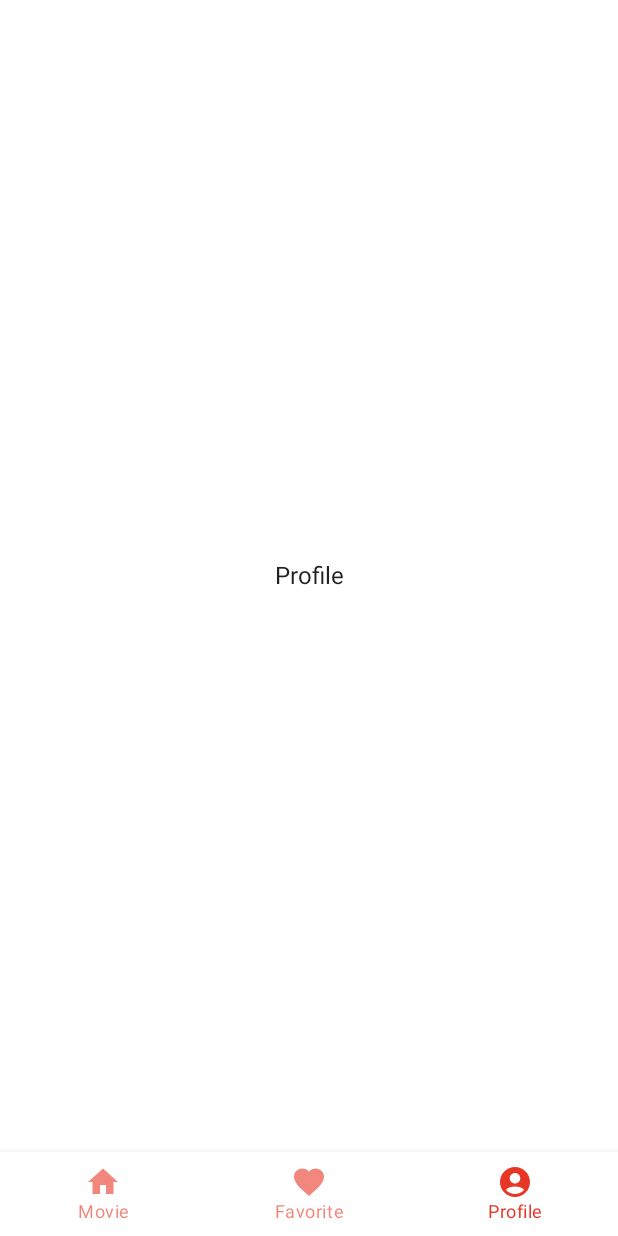
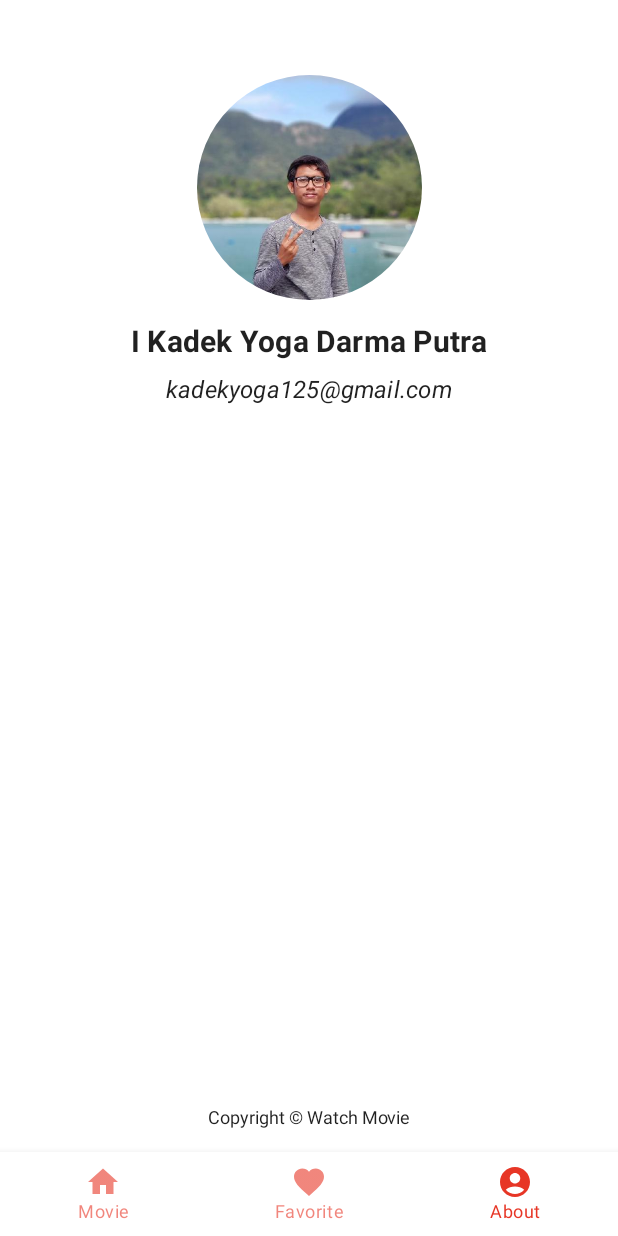
Before and after one commit to yogadarma13/watch-movie-compose, an Android app built with Jetpack Compose: the screen it shows after launch (MainActivity), item 3 of the bottom bar chosen, on a phone screen of 412 x 824 dp. Run offline under Robolectric (Android 15) with nearby library versions, the phone set to English and light mode, and no system bars; our stand-ins replace Dagger/Hilt's generated code, Room's generated code.

Commit message:
Add Developer Profile On About Page

```diff
--- a/app/src/main/java/com/yogadarma/watchmovie/WatchMovieApp.kt
+++ b/app/src/main/java/com/yogadarma/watchmovie/WatchMovieApp.kt
@@ -23,13 +23,13 @@ import androidx.navigation.compose.rememberNavController
 import androidx.navigation.navArgument
 import com.google.gson.Gson
 import com.yogadarma.core.domain.model.Movie
+import com.yogadarma.watchmovie.ui.screen.about.AboutScreen
 import com.yogadarma.watchmovie.ui.screen.detail.DetailScreen
 import com.yogadarma.watchmovie.ui.screen.favorite.FavoriteScreen
 import com.yogadarma.watchmovie.ui.screen.home.HomeScreen
 import com.yogadarma.watchmovie.ui.screen.navigation.MovieNavType
 import com.yogadarma.watchmovie.ui.screen.navigation.NavigationItem
 import com.yogadarma.watchmovie.ui.screen.navigation.Screen
-import com.yogadarma.watchmovie.ui.screen.profile.ProfileScreen
 import com.yogadarma.watchmovie.ui.screen.splash.SplashScreen
 import com.yogadarma.watchmovie.ui.theme.WatchMovieTheme
 
@@ -45,7 +45,7 @@ fun WatchMovieApp(
     Scaffold(
         bottomBar = {
             when (currentRoute) {
-                Screen.Home.route, Screen.Favorite.route, Screen.Profile.route -> {
+                Screen.Home.route, Screen.Favorite.route, Screen.About.route -> {
                     BottomNavigationBar(navController = navController)
                 }
             }
@@ -81,8 +81,8 @@ fun WatchMovieApp(
                     }
                 )
             }
-            composable(Screen.Profile.route) {
-                ProfileScreen()
+            composable(Screen.About.route) {
+                AboutScreen()
             }
             composable(
                 route = Screen.Detail.route,
@@ -121,17 +121,20 @@ private fun BottomNavigationBar(
         NavigationItem(
             title = stringResource(R.string.title_movie),
             icon = Icons.Default.Home,
+            contentDescription = stringResource(id = R.string.movie_description),
             screen = Screen.Home
         ),
         NavigationItem(
             title = stringResource(R.string.title_favorite),
             icon = Icons.Default.Favorite,
+            contentDescription = stringResource(id = R.string.favorite_description),
             screen = Screen.Favorite
         ),
         NavigationItem(
-            title = stringResource(R.string.title_profile),
+            title = stringResource(R.string.title_about),
             icon = Icons.Default.AccountCircle,
-            screen = Screen.Profile
+            contentDescription = stringResource(id = R.string.about_description),
+            screen = Screen.About
         ),
     )
     BottomNavigation(
@@ -144,7 +147,7 @@ private fun BottomNavigationBar(
                 icon = {
                     Icon(
                         imageVector = item.icon,
-                        contentDescription = item.title
+                        contentDescription = item.contentDescription
                     )
                 },
                 label = { Text(item.title) },
--- /dev/null
+++ b/app/src/main/java/com/yogadarma/watchmovie/ui/screen/about/AboutScreen.kt
@@ -0,0 +1,70 @@
+package com.yogadarma.watchmovie.ui.screen.about
+
+import androidx.compose.foundation.Image
+import androidx.compose.foundation.layout.*
+import androidx.compose.foundation.shape.CircleShape
+import androidx.compose.material.MaterialTheme
+import androidx.compose.material.Text
+import androidx.compose.runtime.Composable
+import androidx.compose.ui.Alignment
+import androidx.compose.ui.Modifier
+import androidx.compose.ui.draw.clip
+import androidx.compose.ui.layout.ContentScale
+import androidx.compose.ui.res.painterResource
+import androidx.compose.ui.res.stringResource
+import androidx.compose.ui.text.TextStyle
+import androidx.compose.ui.text.font.FontStyle
+import androidx.compose.ui.text.font.FontWeight
+import androidx.compose.ui.tooling.preview.Preview
+import androidx.compose.ui.unit.dp
+import androidx.compose.ui.unit.sp
+import com.yogadarma.watchmovie.R
+import com.yogadarma.watchmovie.ui.theme.WatchMovieTheme
+
+@Composable
+fun AboutScreen(
+    modifier: Modifier = Modifier
+) {
+    Column(
+        modifier = modifier.fillMaxSize(),
+        verticalArrangement = Arrangement.Center,
+        horizontalAlignment = Alignment.CenterHorizontally
+    ) {
+        Spacer(modifier = Modifier.height(50.dp))
+        Image(
+            modifier = Modifier
+                .size(150.dp)
+                .clip(shape = CircleShape),
+            painter = painterResource(id = R.drawable.img_developer),
+            contentDescription = stringResource(id = R.string.image_about_description),
+            contentScale = ContentScale.Crop
+        )
+        Spacer(modifier = Modifier.height(16.dp))
+        Text(
+            text = stringResource(id = R.string.developer_name),
+            style = MaterialTheme.typography.h6.copy(
+                fontWeight = FontWeight.Bold
+            )
+        )
+        Spacer(modifier = Modifier.height(8.dp))
+        Text(
+            text = stringResource(id = R.string.developer_email),
+            style = MaterialTheme.typography.subtitle1,
+            fontStyle = FontStyle.Italic
+        )
+        Spacer(modifier = Modifier.weight(1f))
+        Text(
+            modifier = Modifier.padding(bottom = 16.dp),
+            text = stringResource(id = R.string.label_copyright),
+            style = TextStyle(fontSize = 12.sp)
+        )
+    }
+}
+
+@Preview(showBackground = true)
+@Composable
+fun AboutScreenPreview() {
+    WatchMovieTheme {
+        AboutScreen()
+    }
+}
--- a/app/src/main/java/com/yogadarma/watchmovie/ui/screen/navigation/NavigationItem.kt
+++ b/app/src/main/java/com/yogadarma/watchmovie/ui/screen/navigation/NavigationItem.kt
@@ -5,5 +5,6 @@ import androidx.compose.ui.graphics.vector.ImageVector
 data class NavigationItem(
     val title: String,
     val icon: ImageVector,
+    val contentDescription: String,
     val screen: Screen
 )
--- a/app/src/main/java/com/yogadarma/watchmovie/ui/screen/navigation/Screen.kt
+++ b/app/src/main/java/com/yogadarma/watchmovie/ui/screen/navigation/Screen.kt
@@ -4,7 +4,7 @@ sealed class Screen(val route: String) {
     object Splash : Screen("splash")
     object Home : Screen("home")
     object Favorite : Screen("favorite")
-    object Profile : Screen("profile")
+    object About : Screen("about")
     object Detail : Screen("detail/{movie}") {
         fun createRoute(movieJson: String) = "detail/$movieJson"
     }
--- a/app/src/main/java/com/yogadarma/watchmovie/ui/screen/profile/ProfileScreen.kt
+++ /dev/null
@@ -1,30 +0,0 @@
-package com.yogadarma.watchmovie.ui.screen.profile
-
-import androidx.compose.foundation.layout.Box
-import androidx.compose.foundation.layout.fillMaxSize
-import androidx.compose.material.Text
-import androidx.compose.runtime.Composable
-import androidx.compose.ui.Alignment
-import androidx.compose.ui.Modifier
-import androidx.compose.ui.tooling.preview.Preview
-import com.yogadarma.watchmovie.ui.theme.WatchMovieTheme
-
-@Composable
-fun ProfileScreen(
-    modifier: Modifier = Modifier
-) {
-    Box(
-        modifier = modifier.fillMaxSize(),
-        contentAlignment = Alignment.Center
-    ) {
-        Text(text = "Profile")
-    }
-}
-
-@Preview(showBackground = true)
-@Composable
-fun ProfileScreenPreview() {
-    WatchMovieTheme {
-        ProfileScreen()
-    }
-}
--- a/app/src/main/res/values/strings.xml
+++ b/app/src/main/res/values/strings.xml
@@ -2,8 +2,11 @@
     <string name="app_name">Watch Movie</string>
     <string name="icon_splash_description">Icon Application</string>
     <string name="title_movie">Movie</string>
+    <string name="movie_description">movie_page</string>
     <string name="title_favorite">Favorite</string>
-    <string name="title_profile">Profile</string>
+    <string name="favorite_description">favorite_page</string>
+    <string name="title_about">About</string>
+    <string name="about_description">about_page</string>
     <string name="back_button_description">Back button</string>
     <string name="movie_poster_description">Movie poster</string>
     <string name="label_synopsis">Synopsis</string>
@@ -11,4 +14,8 @@
     <string name="empty_favorite_data">Favorite data is empty</string>
     <string name="empty_description">Data is empty</string>
     <string name="favorite_button_description">Favorite Button</string>
+    <string name="image_about_description">Developer Image</string>
+    <string name="developer_name">I Kadek Yoga Darma Putra</string>
+    <string name="developer_email">kadekyoga125@gmail.com</string>
+    <string name="label_copyright">Copyright &#169; Watch Movie</string>
 </resources>
```
Also changed, not shown: app/src/main/res/drawable/img_developer.jpeg (added).
